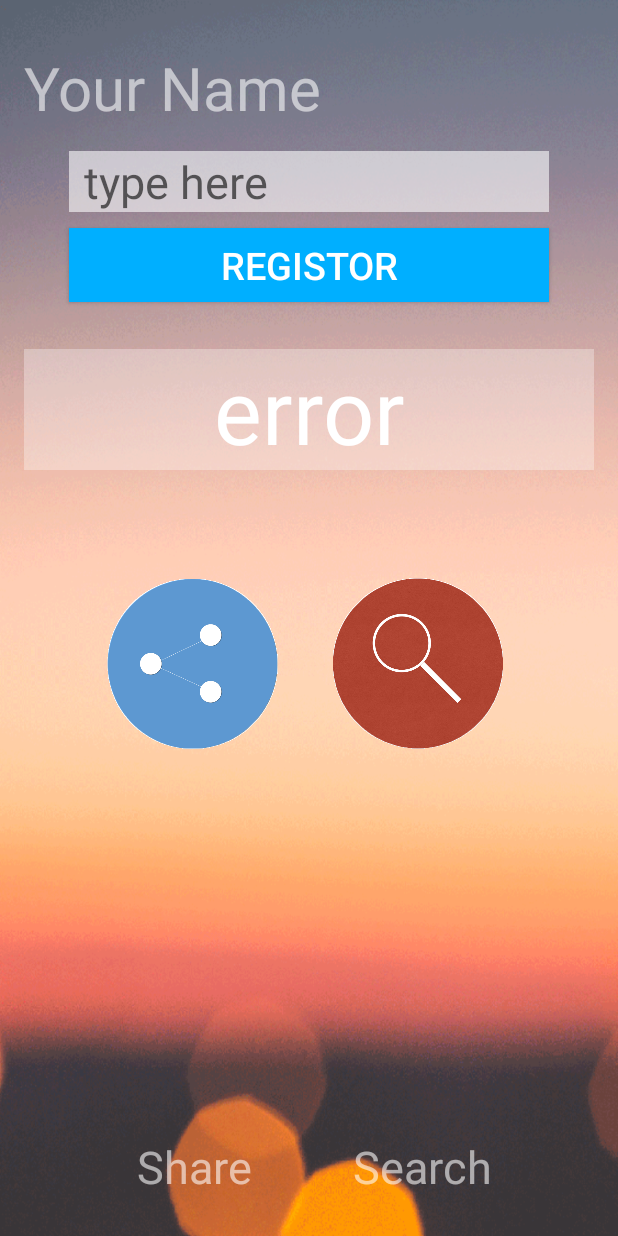
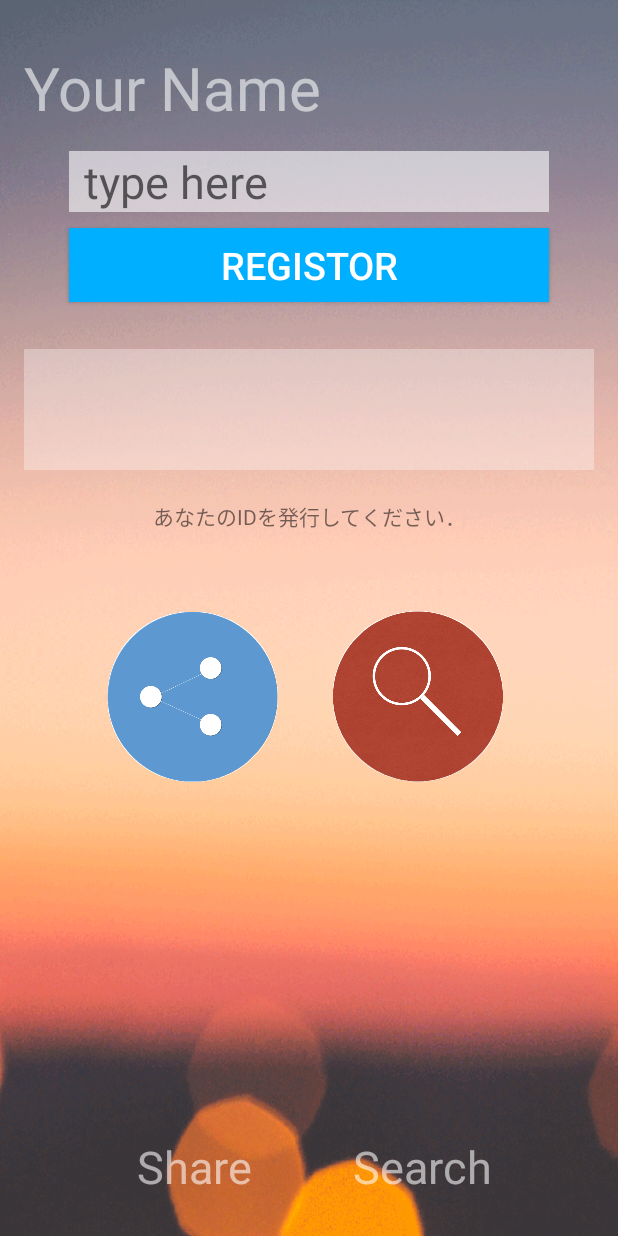
Before and after one commit to kunokuno/SyuGo, an Android app: the RegActivity screen opened directly, with no data from a screen before it, after a tap on an icon or button, on a phone screen of 412 x 824 dp. Run offline under Robolectric (Android 15) with nearby library versions, the phone set to English and light mode, and no system bars; Roboto replaces fonts that are not available here; 7 statements that could not run were skipped; 1 other tap on this screen came first.

Commit message:
YourNameが未入力の場合，ID発行と画面遷移ができないようにした

```diff
--- a/Syugo/app/src/main/java/jp/enpitsu/paseri/syugo/Registor/RegActivity.java
+++ b/Syugo/app/src/main/java/jp/enpitsu/paseri/syugo/Registor/RegActivity.java
@@ -10,7 +10,9 @@
 import android.os.AsyncTask;
 import android.os.Build;
 import android.os.Bundle;
+import android.text.TextUtils;
 import android.util.Log;
+import android.view.Gravity;
 import android.view.View;
 import android.view.ViewGroup;
 import android.view.ViewTreeObserver;
@@ -33,8 +35,8 @@
     private ImageButton btn_findmode;   //検索モードに遷移するボタン
     private EditText id_box;        //ユーザ名を入力するbox
     private TextView text_idshow;   //サーバで発行されたIDを表示する領域
-    private String user_name,myID;
-    private TextView message,btnmsg_sh,btnmsg_se;
+    private String user_name=null,myID=null;
+    private TextView message,btnmsg_sh,btnmsg_se,error_message;
 
     private String wifi_key = "paselow_cathy";
 
@@ -51,6 +53,7 @@
         message = (TextView)findViewById(R.id.front_msg);
         btnmsg_sh = (TextView)findViewById(R.id.text_share);
         btnmsg_se = (TextView)findViewById(R.id.text_search);
+        error_message = (TextView)findViewById(R.id.error_msg);
 
 
         //フォント設定
@@ -60,6 +63,10 @@
         message.setTypeface( Typeface.createFromAsset( getAssets(), "FLOPDesignFont.ttf" ), Typeface.NORMAL );
         btnmsg_sh.setTypeface( Typeface.createFromAsset( getAssets(), "FLOPDesignFont.ttf" ), Typeface.NORMAL );
         btnmsg_se.setTypeface( Typeface.createFromAsset( getAssets(), "FLOPDesignFont.ttf" ), Typeface.NORMAL );
+        error_message.setTypeface( Typeface.createFromAsset( getAssets(), "FLOPDesignFont.ttf" ), Typeface.NORMAL );
+
+        error_message.setGravity(Gravity.CENTER);
+
 
         //各ボタンのClickListenerの宣言
         btn_issue.setOnClickListener(issListener);
@@ -111,19 +118,23 @@
     private View.OnClickListener issListener = new View.OnClickListener() {
         public void onClick(View v) {
             user_name = id_box.getText().toString();
-
+            if(TextUtils.isEmpty(user_name) == false) {
                 HttpComOnRegistor httpComReg = new HttpComOnRegistor(
                         new HttpComOnRegistor.AsyncTaskCallback() {
                             @Override
                             public void postExecute(String result) {
-                            myID = result.replaceAll("\n","");
+                                myID = result.replaceAll("\n", "");
                                 text_idshow.setText(myID);
                             }
                         }
                 );
-            httpComReg.setUserInfo(user_name,wifi_key);
-            httpComReg.executeOnExecutor( AsyncTask.THREAD_POOL_EXECUTOR );
-
+                httpComReg.setUserInfo(user_name, wifi_key);
+                httpComReg.executeOnExecutor(AsyncTask.THREAD_POOL_EXECUTOR);
+            }
+            else{
+                error_message.setText("YourNameが入力されていません．");
+                Log.d("RegActivity","UserName is null.");
+            }
 
         }
     };
@@ -131,14 +142,20 @@
     //ID共有ボタンの処理
     private View.OnClickListener shaListener = new View.OnClickListener() {
         public void onClick(View v) {
+            if(myID!=null) {
                 try {
                     Intent intent_sha = new Intent();
                     intent_sha.setAction(Intent.ACTION_SEND);
                     intent_sha.setType("text/plain");
-                intent_sha.putExtra(Intent.EXTRA_TEXT,"集GO!しよう(*・・)ノ 私のIDは "+text_idshow.getText().toString()+" です．");
+                    intent_sha.putExtra(Intent.EXTRA_TEXT, "集GO!しよう(*・・)ノ 私のIDは " + text_idshow.getText().toString() + " です．");
                     startActivity(intent_sha);
-            } catch (Exception e){
-                Log.d("ActionSend","intent other app error");
+                } catch (Exception e) {
+                    Log.d("ActionSend", "intent other app error");
+                }
+            }
+            else {
+                error_message.setText("あなたのIDを発行してください．");
+                Log.d("RegActivity", "UserID is null.");
             }
         }
     };
@@ -147,13 +164,19 @@
     private View.OnClickListener findListener = new View.OnClickListener() {
         public void onClick(View v) {
             //登録画面からAR画面への遷移
+            if(myID != null) {
                 try {
                     Intent intent_find = new Intent(RegActivity.this, LookActivity.class);
-                intent_find.putExtra("myID",myID);
+                    intent_find.putExtra("myID", myID);
                     startActivity(intent_find);
                 } catch (Exception e) {
                     Log.d("RegActivity", "intent error MainActivity");
                 }
             }
+            else{
+                error_message.setText("あなたのIDを発行してください．");
+                Log.d("RegActivity","UserID is null.");
+            }
+        }
     };
 }
--- a/Syugo/app/src/main/res/layout/activity_reg.xml
+++ b/Syugo/app/src/main/res/layout/activity_reg.xml
@@ -92,6 +92,12 @@
             android:layout_marginTop="20dp"
             android:layout_marginBottom="20dp" />
 
+        <TextView
+            android:layout_width="match_parent"
+            android:layout_height="wrap_content"
+            android:id="@+id/error_msg"
+            android:layout_weight="1"/>
+
         <Space
             android:layout_width="match_parent"
             android:layout_height="wrap_content"
```
Lines whose indentation alone changed are shown as unchanged.
